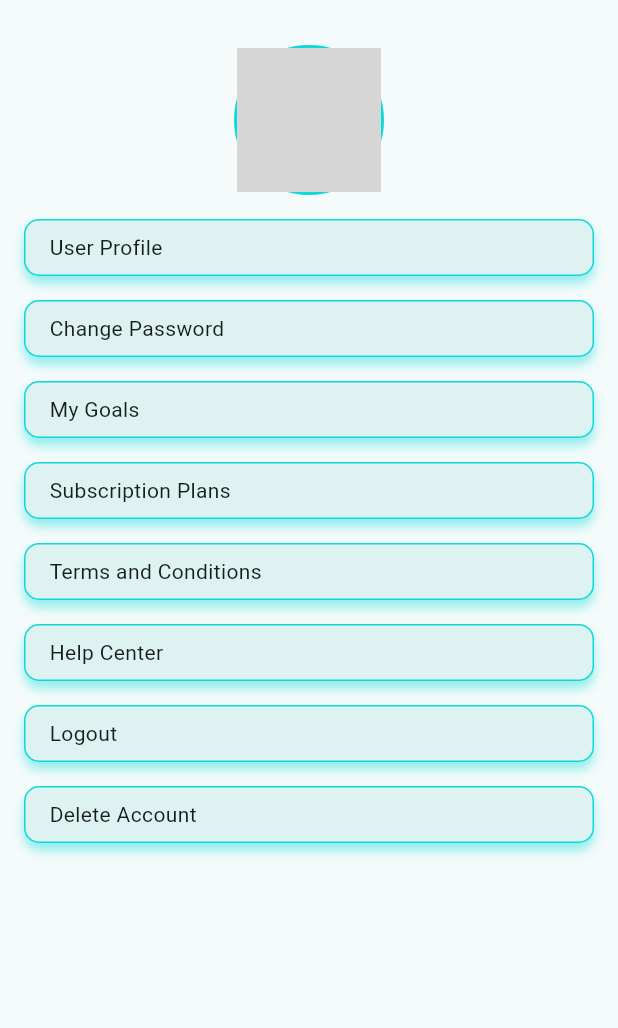
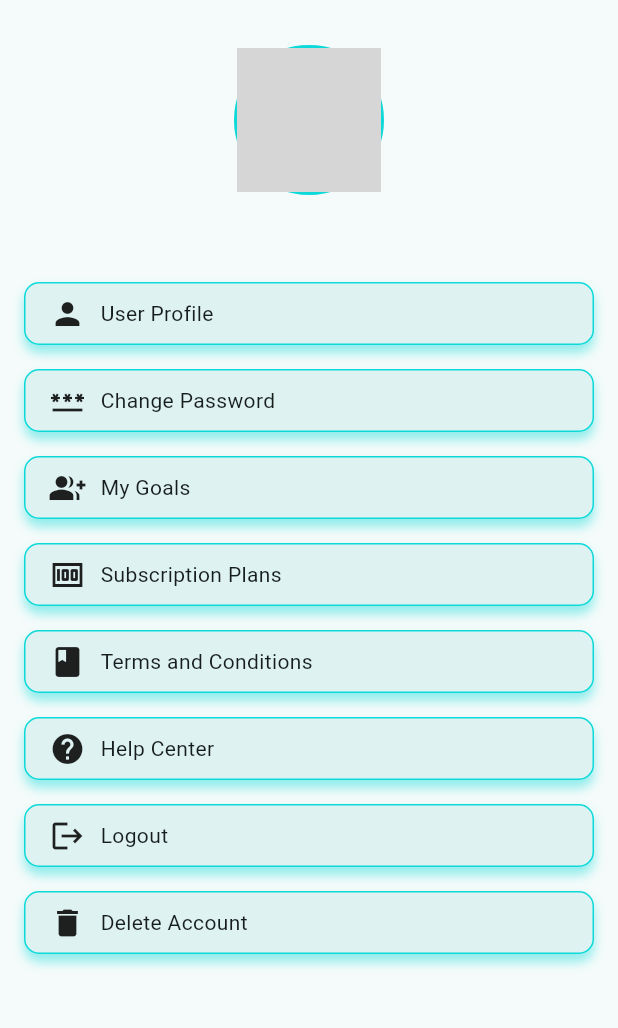
Before and after one commit to Simarjot-sk/web_mobril_test, a Flutter app: the MyAccountScreen screen opened directly, on a phone screen of 412 x 824 dp, the part 63-1091 px from its top. Run offline on Flutter 3.47's test engine with Material 2 defaults, Android fonts, the phone set to English and light mode, and no system bars; our stand-ins replace cached_network_image, firebase_core, flutter_svg, google_sign_in, shared_preferences, shimmer; accounts and stored records are empty; network calls fail; grey boxes are pictures that could not be loaded.

Commit message:
worked on logout functionality

```diff
--- a/lib/presentation/screens/bottom_bar_screens/account_list_item.dart
+++ b/lib/presentation/screens/bottom_bar_screens/account_list_item.dart
@@ -2,10 +2,12 @@ import 'package:flutter/material.dart';
 import 'package:web_mobril_test/presentation/theme/colors.dart';
 
 class AccountListItem extends StatelessWidget {
-  const AccountListItem({super.key, required this.title, this.onClick});
+  const AccountListItem(
+      {super.key, required this.title, this.onClick, required this.iconData});
 
   final String title;
   final VoidCallback? onClick;
+  final IconData iconData;
 
   @override
   Widget build(BuildContext context) {
@@ -28,7 +30,13 @@ class AccountListItem extends StatelessWidget {
                 offset: const Offset(0, 5))
           ],
         ),
-        child: Text(title),
+        child: Row(
+          children: [
+            Icon(iconData),
+            const SizedBox(width: 10),
+            Text(title)
+          ],
+        ),
       ),
     );
   }
--- a/lib/presentation/screens/bottom_bar_screens/my_account_screen.dart
+++ b/lib/presentation/screens/bottom_bar_screens/my_account_screen.dart
@@ -1,6 +1,9 @@
 import 'package:flutter/material.dart';
+import 'package:web_mobril_test/data/repo/auth_repo.dart';
 import 'package:web_mobril_test/data/shared_pref_helper.dart';
 import 'package:web_mobril_test/presentation/screens/bottom_bar_screens/account_list_item.dart';
+import 'package:web_mobril_test/presentation/screens/bottom_bar_screens/logout_dialog.dart';
+import 'package:web_mobril_test/presentation/screens/login/login_screen.dart';
 import 'package:web_mobril_test/presentation/theme/colors.dart';
 
 class MyAccountScreen extends StatelessWidget {
@@ -23,19 +26,43 @@ class MyAccountScreen extends StatelessWidget {
             crossAxisAlignment: CrossAxisAlignment.center,
             children: [
               _buildProfileImage(),
-              const AccountListItem(title: 'User Profile'),
-              const AccountListItem(title: 'Change Password'),
-              const AccountListItem(title: 'My Goals'),
-              const AccountListItem(title: 'Subscription Plans'),
-              const AccountListItem(title: 'Terms and Conditions'),
-              const AccountListItem(title: 'Help Center'),
-              const AccountListItem(title: 'Logout'),
-              const AccountListItem(title: 'Delete Account'),
+              Text(Prefs.userName.getSafe() ?? "User"),
+              Text(Prefs.userEmail.getSafe() ?? ""),
+              const AccountListItem(
+                  iconData: Icons.person, title: 'User Profile'),
+              const AccountListItem(
+                  iconData: Icons.password, title: 'Change Password'),
+              const AccountListItem(
+                  iconData: Icons.group_add, title: 'My Goals'),
+              const AccountListItem(
+                  iconData: Icons.money, title: 'Subscription Plans'),
+              const AccountListItem(
+                  iconData: Icons.book, title: 'Terms and Conditions'),
+              const AccountListItem(iconData: Icons.help, title: 'Help Center'),
+              AccountListItem(
+                iconData: Icons.logout,
+                title: 'Logout',
+                onClick: () {
+                  _onLogoutClicked(context);
+                },
+              ),
+              const AccountListItem(
+                  iconData: Icons.delete, title: 'Delete Account'),
+              const SizedBox(height: 90)
             ],
           ),
         ),
       ),
     );
+  }
+
+  void _onLogoutClicked(BuildContext context) async {
+    final shouldLogout = await showDialog(
+        context: context, builder: (context) => const LogoutDialog());
+    if (shouldLogout == true) {
+      AuthRepo.signOut();
+      Navigator.pushReplacementNamed(context, LoginScreen.route);
+    }
   }
 
   Widget _buildProfileImage() {
@@ -47,7 +74,12 @@ class MyAccountScreen extends StatelessWidget {
           borderRadius: BorderRadius.circular(50),
           border: Border.all(color: kPrimaryColor, width: 2)),
       child: ClipRRect(
-        child: url == null ? const Icon(Icons.person, size: 50,) : Image.network(url),
+        child: url == null
+            ? const Icon(
+                Icons.person,
+                size: 50,
+              )
+            : Image.network(url),
       ),
     );
   }
```
Also changed, not shown: lib/presentation/screens/bottom_bar_screens/logout_dialog.dart (added, +71 -0 lines), lib/presentation/screens/home/home_screen.dart (+0 -10 lines).
